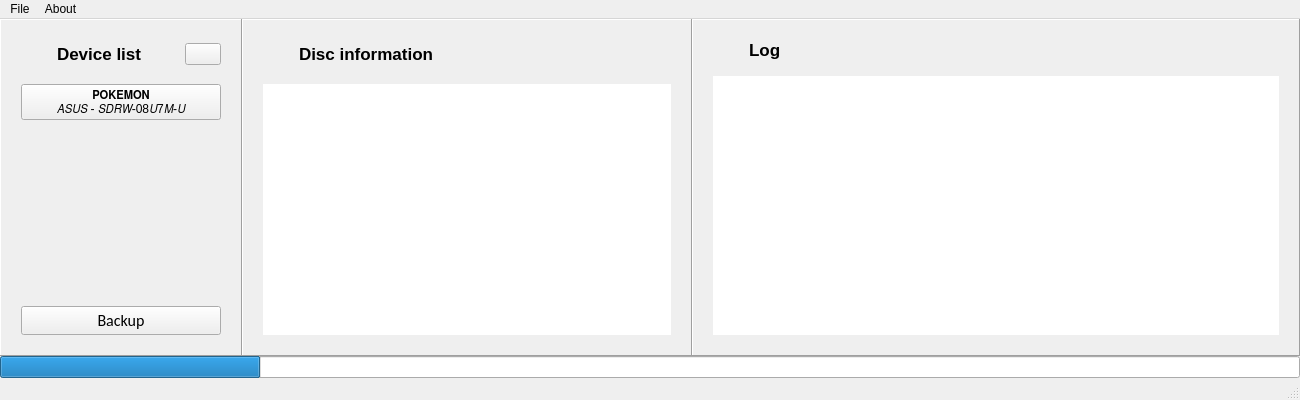
The window that pslipstream/static/form.ui (rlaphoenix/Slipstream) describes before a commit, drawn with Qt 5.
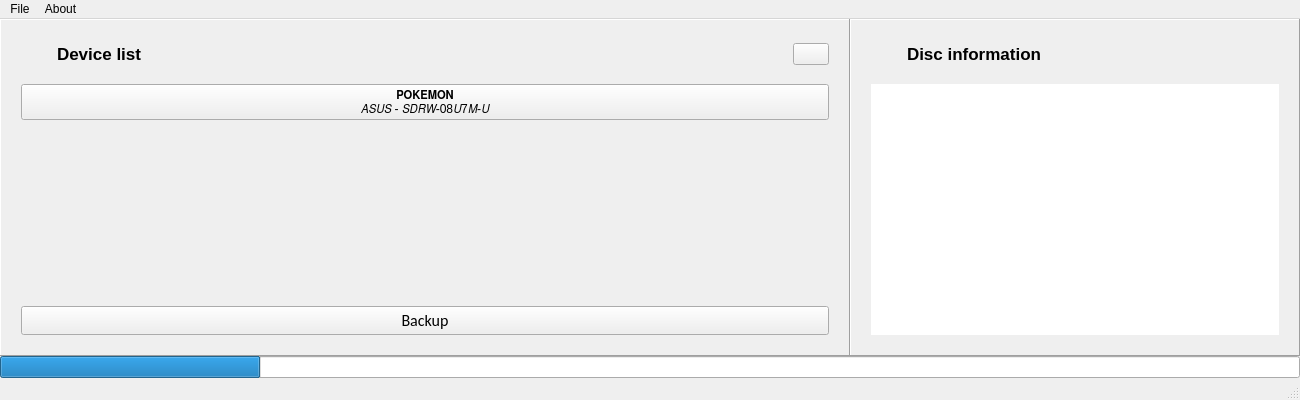
The same window after the commit. Icons and pictures are not drawn.

Commit message: ui: Remove Log, it just fills up the UI unnecessarily

What changed in the file:
```diff
--- a/pslipstream/static/form.ui
+++ b/pslipstream/static/form.ui
@@ -164,7 +164,7 @@
              <rect>
               <x>0</x>
               <y>0</y>
-              <width>200</width>
+              <width>806</width>
               <height>205</height>
              </rect>
             </property>
@@ -358,102 +358,6 @@
         </layout>
        </widget>
       </item>
-      <item>
-       <widget class="QFrame" name="logFrame">
-        <property name="frameShape">
-         <enum>QFrame::Panel</enum>
-        </property>
-        <property name="frameShadow">
-         <enum>QFrame::Raised</enum>
-        </property>
-        <layout class="QVBoxLayout" name="verticalLayout_4">
-         <property name="spacing">
-          <number>16</number>
-         </property>
-         <property name="leftMargin">
-          <number>20</number>
-         </property>
-         <property name="topMargin">
-          <number>20</number>
-         </property>
-         <property name="rightMargin">
-          <number>20</number>
-         </property>
-         <property name="bottomMargin">
-          <number>20</number>
-         </property>
-         <item>
-          <layout class="QHBoxLayout" name="logHeader">
-           <property name="spacing">
-            <number>16</number>
-           </property>
-           <item>
-            <widget class="QLabel" name="logIcon">
-             <property name="minimumSize">
-              <size>
-               <width>20</width>
-               <height>20</height>
-              </size>
-             </property>
-             <property name="maximumSize">
-              <size>
-               <width>20</width>
-               <height>20</height>
-              </size>
-             </property>
-             <property name="pixmap">
-              <pixmap>img/align.svg</pixmap>
-             </property>
-             <property name="scaledContents">
-              <bool>true</bool>
-             </property>
-            </widget>
-           </item>
-           <item>
-            <widget class="QLabel" name="logHeaderL">
-             <property name="font">
-              <font>
-               <family>Arial</family>
-               <pointsize>13</pointsize>
-               <weight>75</weight>
-               <bold>true</bold>
-              </font>
-             </property>
-             <property name="text">
-              <string>Log</string>
-             </property>
-            </widget>
-           </item>
-          </layout>
-         </item>
-         <item>
-          <widget class="QTextEdit" name="log">
-           <property name="font">
-            <font>
-             <family>Courier New</family>
-             <pointsize>8</pointsize>
-             <weight>75</weight>
-             <bold>true</bold>
-            </font>
-           </property>
-           <property name="frameShape">
-            <enum>QFrame::NoFrame</enum>
-           </property>
-           <property name="html">
-            <string>&lt;!DOCTYPE HTML PUBLIC &quot;-//W3C//DTD HTML 4.0//EN&quot; &quot;http://www.w3.org/TR/REC-html40/strict.dtd&quot;&gt;
-&lt;html&gt;&lt;head&gt;&lt;meta name=&quot;qrichtext&quot; content=&quot;1&quot; /&gt;&lt;style type=&quot;text/css&quot;&gt;
-p, li { white-space: pre-wrap; }
-&lt;/style&gt;&lt;/head&gt;&lt;body style=&quot; font-family:'Courier New'; font-size:8pt; font-weight:600; font-style:normal;&quot;&gt;
-&lt;p style=&quot;-qt-paragraph-type:empty; margin-top:0px; margin-bottom:0px; margin-left:0px; margin-right:0px; -qt-block-indent:0; text-indent:0px;&quot;&gt;&lt;br /&gt;&lt;/p&gt;&lt;/body&gt;&lt;/html&gt;</string>
-           </property>
-           <property name="textInteractionFlags">
-            <set>Qt::TextSelectableByKeyboard|Qt::TextSelectableByMouse</set>
-           </property>
-          </widget>
-         </item>
-        </layout>
-       </widget>
-      </item>
      </layout>
     </item>
     <item>
```
The commit also changes 3 other files.
